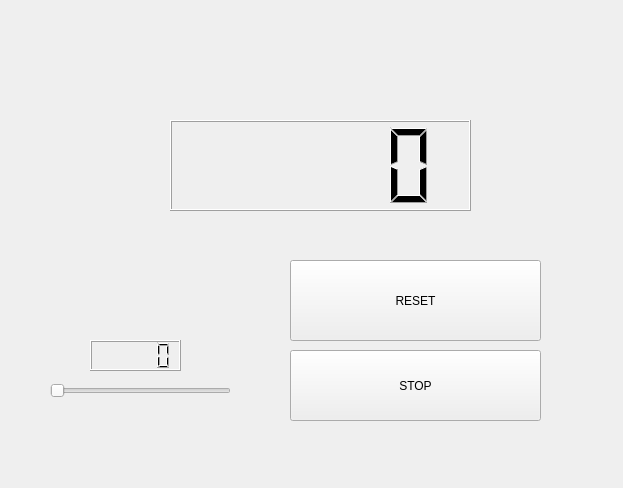
Old version of the form ejemplo1/counterDlg.ui in the repository ppoloalc/RoboticaG10.
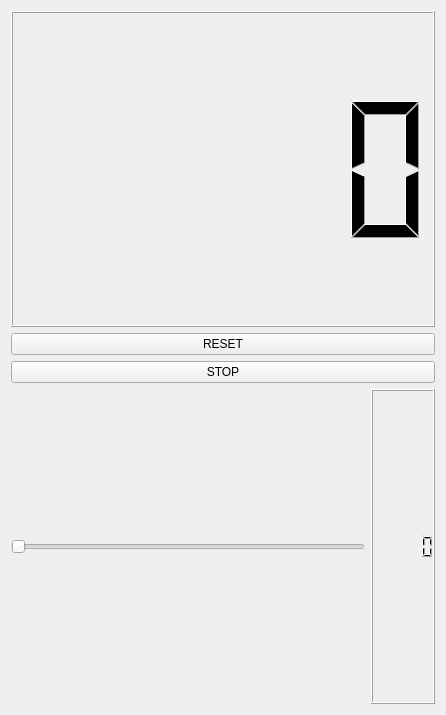
New version of the form.

Commit message: Cambio Interfaz Contador

```diff
--- a/ejemplo1/counterDlg.ui
+++ b/ejemplo1/counterDlg.ui
@@ -6,81 +6,72 @@
    <rect>
     <x>0</x>
     <y>0</y>
-    <width>623</width>
-    <height>488</height>
+    <width>446</width>
+    <height>715</height>
    </rect>
   </property>
+  <property name="maximumSize">
+   <size>
+    <width>669</width>
+    <height>16777215</height>
+   </size>
+  </property>
+  <property name="sizeIncrement">
+   <size>
+    <width>0</width>
+    <height>0</height>
+   </size>
+  </property>
   <property name="windowTitle">
    <string>Counter</string>
   </property>
-  <widget class="QPushButton" name="button">
-   <property name="geometry">
-    <rect>
-     <x>290</x>
-     <y>350</y>
-     <width>251</width>
-     <height>71</height>
-    </rect>
-   </property>
-   <property name="text">
-    <string>STOP</string>
-   </property>
-  </widget>
-  <widget class="QLCDNumber" name="lcdNumber">
-   <property name="geometry">
-    <rect>
-     <x>170</x>
-     <y>120</y>
-     <width>301</width>
-     <height>91</height>
-    </rect>
-   </property>
-   <property name="sizeIncrement">
-    <size>
-     <width>1</width>
-     <height>1</height>
-    </size>
-   </property>
-  </widget>
-  <widget class="QSlider" name="horizontalSlider">
-   <property name="geometry">
-    <rect>
-     <x>50</x>
-     <y>380</y>
-     <width>181</width>
-     <height>21</height>
-    </rect>
-   </property>
-   <property name="maximum">
-    <number>1000</number>
-   </property>
-   <property name="orientation">
-    <enum>Qt::Horizontal</enum>
-   </property>
-  </widget>
-  <widget class="QLCDNumber" name="lcdNumber_2">
-   <property name="geometry">
-    <rect>
-     <x>90</x>
-     <y>340</y>
-     <width>91</width>
-     <height>31</height>
-    </rect>
-   </property>
-  </widget>
-  <widget class="QPushButton" name="pushButton">
-   <property name="geometry">
-    <rect>
-     <x>290</x>
-     <y>260</y>
-     <width>251</width>
-     <height>81</height>
-    </rect>
-   </property>
-   <property name="text">
-    <string>RESET</string>
-   </property>
-  </widget>
+  <layout class="QVBoxLayout" name="verticalLayout_2">
+   <item>
+    <layout class="QVBoxLayout" name="verticalLayout">
+     <item>
+      <widget class="QLCDNumber" name="lcdNumber">
+       <property name="sizeIncrement">
+        <size>
+         <width>0</width>
+         <height>0</height>
+        </size>
+       </property>
+      </widget>
+     </item>
+     <item>
+      <widget class="QPushButton" name="pushButton">
+       <property name="text">
+        <string>RESET</string>
+       </property>
+      </widget>
+     </item>
+     <item>
+      <widget class="QPushButton" name="button">
+       <property name="text">
+        <string>STOP</string>
+       </property>
+      </widget>
+     </item>
+     <item>
+      <layout class="QHBoxLayout" name="horizontalLayout">
+       <item>
+        <widget class="QSlider" name="horizontalSlider">
+         <property name="maximum">
+          <number>1000</number>
+         </property>
+         <property name="orientation">
+          <enum>Qt::Horizontal</enum>
+         </property>
+        </widget>
+       </item>
+       <item>
+        <widget class="QLCDNumber" name="lcdNumber_2"/>
+       </item>
+      </layout>
+     </item>
+    </layout>
+   </item>
+  </layout>
  </widget>
  <resources/>
  <connections/>
```
